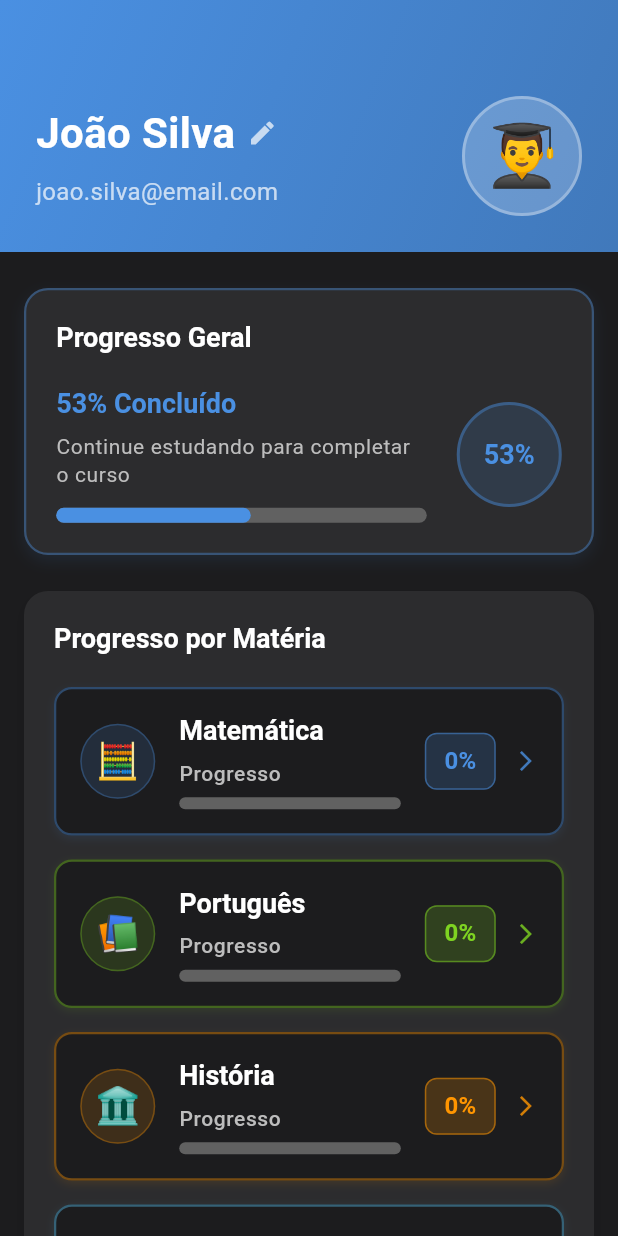
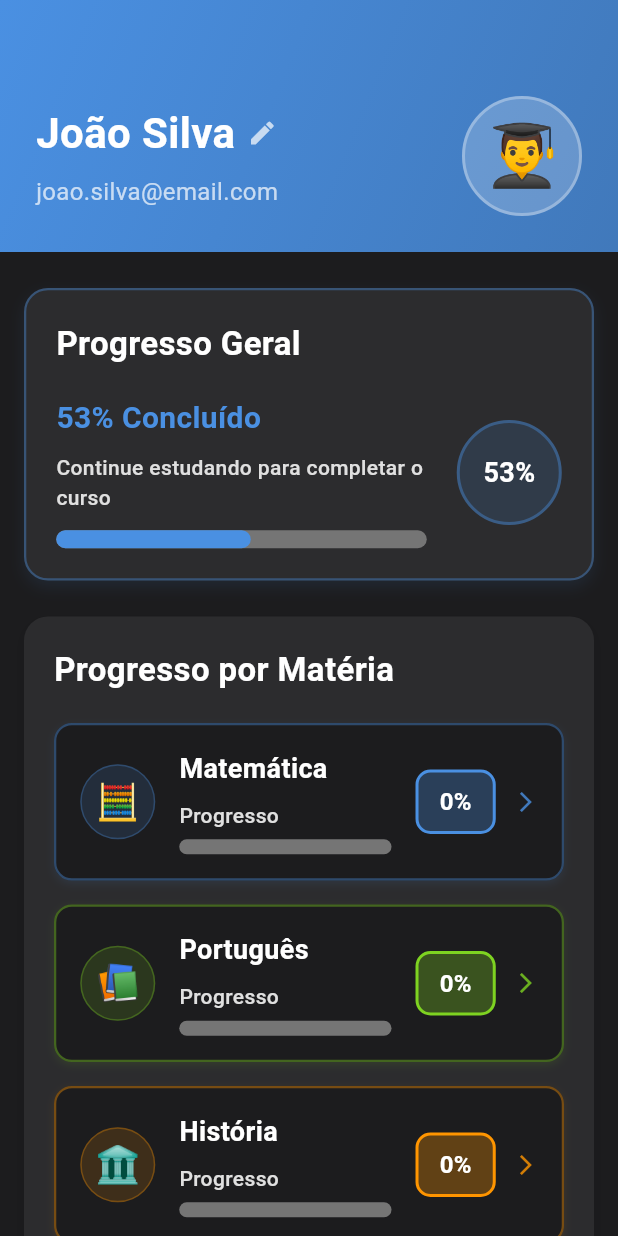
Before and after one commit to FabioSonats/enceja-plus, a Flutter app: the ProfileScreen screen opened by its route, on a phone screen of 412 x 824 dp. Run offline on Flutter 3.47's test engine with Material 3 defaults, Android fonts, the phone set to English and light mode, and no system bars; our stand-ins replace go_router, shared_preferences; missing offline and left inert: dart:html; accounts and stored records are empty.

Commit message:
fix: aumentar drasticamente o contraste dos textos para melhor legibilidade
- Usar Colors.white para todos os textos principais
- Aumentar opacidade dos fundos coloridos (0.3)
- Usar bordas sÃ³lidas nas cores das matÃ©rias
- Melhorar contraste das barras de progresso (grey[600])
- Aumentar altura das barras de progresso (10-12px)
- Usar FontWeight.bold para todos os tÃ­tulos
- Garantir legibilidade mÃ¡xima em fundos escuros
- Manter design moderno com contraste adequado

```diff
--- a/lib/presentation/views/profile/profile_screen.dart
+++ b/lib/presentation/views/profile/profile_screen.dart
@@ -163,9 +163,10 @@ class _ProfileScreenState extends State<ProfileScreen> {
         children: [
           Text(
             'Progresso Geral',
-            style: Theme.of(context).textTheme.headlineSmall?.copyWith(
+            style: const TextStyle(
+              fontSize: 22,
+              fontWeight: FontWeight.bold,
               color: Colors.white,
-              fontWeight: FontWeight.w600,
             ),
           ),
           const SizedBox(height: 20),
@@ -177,29 +178,30 @@ class _ProfileScreenState extends State<ProfileScreen> {
                   children: [
                     Text(
                       '${(_overallProgress * 100).round()}% Concluído',
-                      style: Theme.of(context).textTheme.titleLarge?.copyWith(
+                      style: const TextStyle(
                         color: AppTheme.primaryColor,
-                        fontWeight: FontWeight.w600,
-                        fontSize: 18,
+                        fontWeight: FontWeight.bold,
+                        fontSize: 20,
                       ),
                     ),
                     const SizedBox(height: 8),
                     Text(
                       'Continue estudando para completar o curso',
-                      style: Theme.of(context).textTheme.bodySmall?.copyWith(
-                        color: Colors.grey[400],
+                      style: TextStyle(
+                        color: Colors.grey[300], // Mais claro
                         fontSize: 14,
+                        fontWeight: FontWeight.w500,
                       ),
                     ),
                     const SizedBox(height: 12),
                     LinearProgressIndicator(
                       value: _overallProgress,
-                      backgroundColor: Colors.grey[700],
+                      backgroundColor: Colors.grey[600], // Mais claro
                       valueColor: const AlwaysStoppedAnimation<Color>(
                         AppTheme.primaryColor,
                       ),
-                      minHeight: 10,
-                      borderRadius: BorderRadius.circular(5),
+                      minHeight: 12, // Mais alta
+                      borderRadius: BorderRadius.circular(6),
                     ),
                   ],
                 ),
@@ -219,8 +221,8 @@ class _ProfileScreenState extends State<ProfileScreen> {
                 child: Center(
                   child: Text(
                     '${(_overallProgress * 100).round()}%',
-                    style: Theme.of(context).textTheme.titleLarge?.copyWith(
-                      color: AppTheme.primaryColor,
+                    style: const TextStyle(
+                      color: Colors.white, // Branco para máximo contraste
                       fontWeight: FontWeight.bold,
                       fontSize: 18,
                     ),
@@ -281,9 +283,10 @@ class _ProfileScreenState extends State<ProfileScreen> {
         children: [
           Text(
             'Progresso por Matéria',
-            style: Theme.of(context).textTheme.headlineSmall?.copyWith(
+            style: const TextStyle(
+              fontSize: 22,
+              fontWeight: FontWeight.bold,
               color: Colors.white,
-              fontWeight: FontWeight.w600,
             ),
           ),
           const SizedBox(height: 20),
@@ -340,12 +343,12 @@ class _ProfileScreenState extends State<ProfileScreen> {
                         child: Column(
                           crossAxisAlignment: CrossAxisAlignment.start,
                           children: [
-                            // Título da matéria com melhor contraste
+                            // Título da matéria com máximo contraste
                             Text(
                               subject['name'] as String,
-                              style: Theme.of(context).textTheme.titleLarge?.copyWith(
+                              style: const TextStyle(
                                 color: Colors.white,
-                                fontWeight: FontWeight.w600,
+                                fontWeight: FontWeight.bold,
                                 fontSize: 18,
                               ),
                             ),
@@ -353,43 +356,43 @@ class _ProfileScreenState extends State<ProfileScreen> {
                             // Subtítulo "Progresso" com cor mais clara
                             Text(
                               'Progresso',
-                              style: Theme.of(context).textTheme.bodySmall?.copyWith(
-                                color: Colors.grey[400],
+                              style: TextStyle(
+                                color: Colors.grey[300], // Mais claro que antes
                                 fontSize: 14,
                                 fontWeight: FontWeight.w500,
                               ),
                             ),
                             const SizedBox(height: 6),
-                            // Barra de progresso com melhor contraste
+                            // Barra de progresso com máximo contraste
                             LinearProgressIndicator(
                               value: progress,
-                              backgroundColor: Colors.grey[700],
+                              backgroundColor: Colors.grey[600], // Mais claro
                               valueColor: AlwaysStoppedAnimation<Color>(subjectColor),
-                              minHeight: 8,
-                              borderRadius: BorderRadius.circular(4),
+                              minHeight: 10, // Mais alta
+                              borderRadius: BorderRadius.circular(5),
                             ),
                           ],
                         ),
                       ),
                       const SizedBox(width: 16),
-                      // Percentual com destaque e melhor contraste
+                      // Percentual com máximo destaque e contraste
                       Container(
                         padding: const EdgeInsets.symmetric(
-                          horizontal: 12,
-                          vertical: 6,
+                          horizontal: 14,
+                          vertical: 8,
                         ),
                         decoration: BoxDecoration(
-                          color: subjectColor.withOpacity(0.2),
-                          borderRadius: BorderRadius.circular(8),
+                          color: subjectColor.withOpacity(0.3), // Mais opaco
+                          borderRadius: BorderRadius.circular(10),
                           border: Border.all(
-                            color: subjectColor.withOpacity(0.5),
-                            width: 1,
+                            color: subjectColor, // Borda sólida
+                            width: 2,
                           ),
                         ),
                         child: Text(
                           '${(progress * 100).round()}%',
-                          style: Theme.of(context).textTheme.titleMedium?.copyWith(
-                            color: subjectColor,
+                          style: TextStyle(
+                            color: Colors.white, // Branco para máximo contraste
                             fontWeight: FontWeight.bold,
                             fontSize: 16,
                           ),
@@ -432,9 +435,10 @@ class _ProfileScreenState extends State<ProfileScreen> {
         children: [
           Text(
             'Estatísticas de Estudo',
-            style: Theme.of(context).textTheme.headlineSmall?.copyWith(
+            style: const TextStyle(
+              fontSize: 22,
+              fontWeight: FontWeight.bold,
               color: Colors.white,
-              fontWeight: FontWeight.w600,
             ),
           ),
           const SizedBox(height: 20),
@@ -502,8 +506,8 @@ class _ProfileScreenState extends State<ProfileScreen> {
           const SizedBox(height: 12),
           Text(
             value,
-            style: Theme.of(context).textTheme.titleLarge?.copyWith(
-              color: color,
+            style: TextStyle(
+              color: Colors.white, // Branco para máximo contraste
               fontWeight: FontWeight.bold,
               fontSize: 18,
             ),
@@ -511,10 +515,10 @@ class _ProfileScreenState extends State<ProfileScreen> {
           const SizedBox(height: 6),
           Text(
             title,
-            style: Theme.of(context).textTheme.bodySmall?.copyWith(
+            style: const TextStyle(
               color: Colors.white,
               fontSize: 12,
-              fontWeight: FontWeight.w500,
+              fontWeight: FontWeight.w600,
             ),
             textAlign: TextAlign.center,
           ),
```
